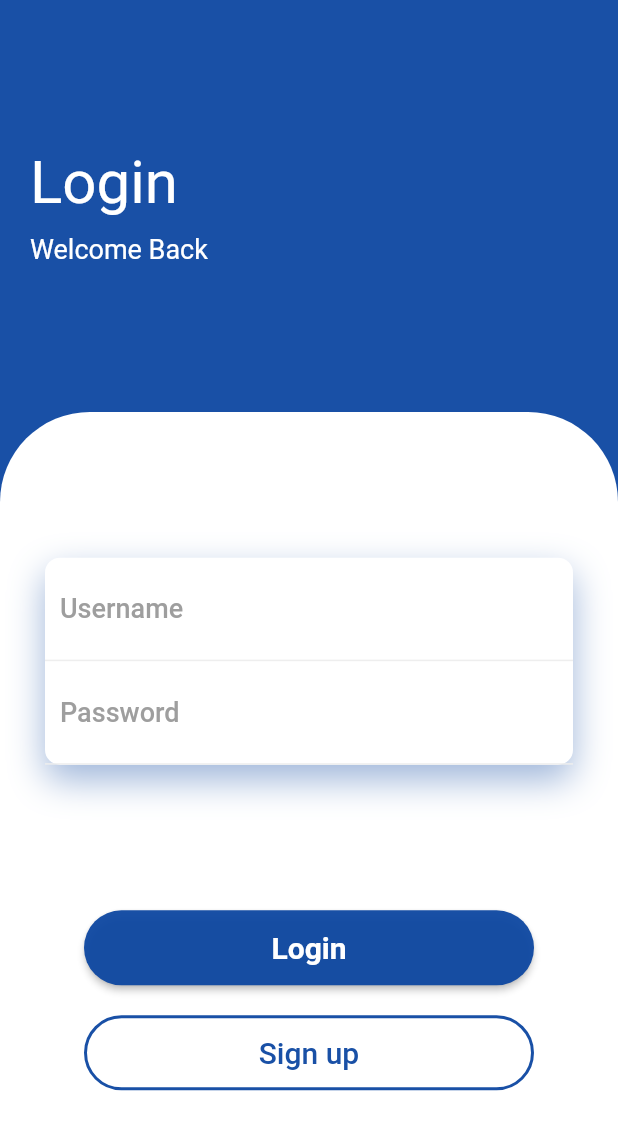
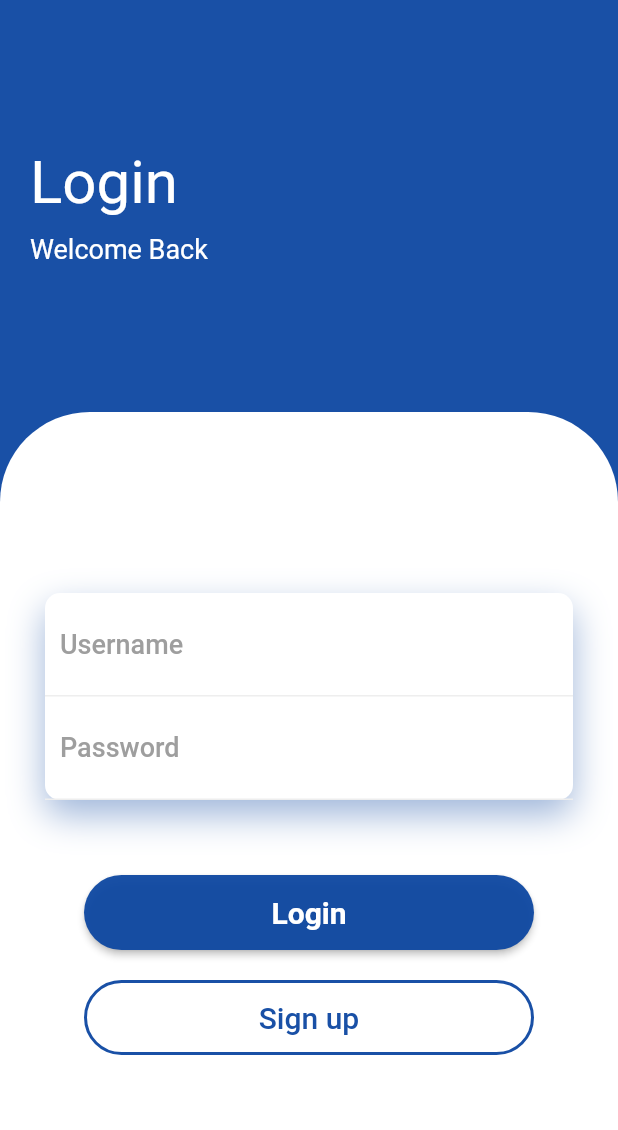
Before and after one commit to ShamilPP/Baitulmaal, a Flutter app: the LoginScreen screen opened directly, on a phone screen of 412 x 824 dp. Shown: the top 1130 px of the screen. Run offline on Flutter 3.47's test engine with Material 2 defaults, Android fonts, the phone set to English and light mode, and no system bars; drawn by our look-alikes of rounded_loading_button; our stand-ins replace cloud_firestore, firebase_core, flutter_spinkit, fluttertoast, numberpicker, percent_indicator and 1 more; accounts and stored records are empty; generated files the repository leaves out were written again.

Commit message:
login screen updated

```diff
--- a/lib/view/screens/admin/home_screen.dart
+++ b/lib/view/screens/admin/home_screen.dart
@@ -44,9 +44,9 @@ class AdminHomeScreen extends StatelessWidget {
               }),
 
               // text(Users List) and popupmenu
-              Row(
+              const Row(
                 mainAxisAlignment: MainAxisAlignment.spaceBetween,
-                children: const [
+                children: [
                   SlideAnimation(
                     child: Padding(
                       padding: EdgeInsets.all(20),
--- a/lib/view/screens/admin/request_screen.dart
+++ b/lib/view/screens/admin/request_screen.dart
@@ -33,9 +33,9 @@ class RequestScreen extends StatelessWidget {
                     if (adminProvider.paymentStatus == Status.loading) {
                       return const LoadingWidget();
                     } else {
-                      return Wrap(
+                      return const Wrap(
                         runAlignment: WrapAlignment.center,
-                        children: const [
+                        children: [
                           SlideAnimation(child: Center(child: Text("No Requests", style: TextStyle(fontSize: 25)))),
                         ],
                       );
--- a/lib/view/screens/login_screen.dart
+++ b/lib/view/screens/login_screen.dart
@@ -12,34 +12,29 @@ class LoginScreen extends StatelessWidget {
       backgroundColor: Colors.white,
       body: Container(
         color: primaryColor,
-        child: SingleChildScrollView(
         child: Column(
           crossAxisAlignment: CrossAxisAlignment.start,
           children: [
-              welcomeText(context),
-              LoginContainer(),
+            Expanded(flex: 1, child: welcomeText()),
+            const Expanded(flex: 2, child: LoginContainer()),
           ],
-          ),
         ),
       ),
     );
   }
 }
 
-Widget welcomeText(BuildContext context) {
-  return SizedBox(
-    height: MediaQuery.of(context).size.height - MediaQuery.of(context).size.height / 1.5,
-    child: Padding(
-      padding: const EdgeInsets.only(left: 20),
+Widget welcomeText() {
+  return const Padding(
+    padding: EdgeInsets.only(left: 20),
     child: Column(
       mainAxisAlignment: MainAxisAlignment.center,
       crossAxisAlignment: CrossAxisAlignment.start,
-        children: const <Widget>[
+      children: <Widget>[
         Text('Login', style: TextStyle(color: Colors.white, fontSize: 40)),
         SizedBox(height: 10),
         Text('Welcome Back', style: TextStyle(color: Colors.white, fontSize: 18)),
       ],
     ),
-    ),
   );
 }
--- a/lib/view/screens/user/home_screen.dart
+++ b/lib/view/screens/user/home_screen.dart
@@ -34,10 +34,10 @@ class UserHomeScreen extends StatelessWidget {
                   bottomRightAmount: '₹ ${analytics.pendingAmount}',
                   bottomRightText: 'Pending amount',
                 ),
-                Row(
+                const Row(
                   mainAxisAlignment: MainAxisAlignment.spaceBetween,
                   children: [
-                    const Padding(
+                    Padding(
                       padding: EdgeInsets.all(20),
                       child: SlideAnimation(
                         delay: 200,
--- a/lib/view/screens/user/profile_screen.dart
+++ b/lib/view/screens/user/profile_screen.dart
@@ -27,8 +27,8 @@ class ProfileScreen extends StatelessWidget {
               /// AppBar
               Container(
                 padding: const EdgeInsets.all(10),
-                child: Row(
-                  children: const [
+                child: const Row(
+                  children: [
                     CloseButton(),
                     SizedBox(width: 15),
                     Text(
--- /dev/null
+++ b/lib/view/widgets/general/fill_remaining_scroll_view.dart
@@ -0,0 +1,19 @@
+import 'package:flutter/material.dart';
+
+class FillRemainingScrollView extends StatelessWidget {
+  final Widget child;
+
+  const FillRemainingScrollView({super.key, required this.child});
+
+  @override
+  Widget build(BuildContext context) {
+    return CustomScrollView(
+      slivers: [
+        SliverFillRemaining(
+          hasScrollBody: false,
+          child: child,
+        ),
+      ],
+    );
+  }
+}
--- a/lib/view/widgets/screen/login/login_container.dart
+++ b/lib/view/widgets/screen/login/login_container.dart
@@ -1,3 +1,4 @@
+import 'package:baitulmaal/view/widgets/general/fill_remaining_scroll_view.dart';
 import 'package:flutter/material.dart';
 import 'package:provider/provider.dart';
 import 'package:rounded_loading_button/rounded_loading_button.dart';
@@ -22,15 +23,14 @@ class _LoginContainerState extends State<LoginContainer> {
 
   @override
   Widget build(BuildContext context) {
-    double height = MediaQuery.of(context).size.height / 1.5;
-    if (height < 400) height = 400;
     return Container(
-      height: height,
-      padding: const EdgeInsets.symmetric(horizontal: 30),
       decoration: const BoxDecoration(
           color: Colors.white, borderRadius: BorderRadius.only(topLeft: Radius.circular(60), topRight: Radius.circular(60))),
+      child: FillRemainingScrollView(
+        child: Padding(
+          padding: const EdgeInsets.symmetric(vertical: 20, horizontal: 30),
           child: Column(
-        mainAxisAlignment: MainAxisAlignment.spaceEvenly,
+            mainAxisAlignment: MainAxisAlignment.center,
             children: <Widget>[
               Container(
                 decoration: BoxDecoration(
@@ -53,6 +53,10 @@ class _LoginContainerState extends State<LoginContainer> {
                   ],
                 ),
               ),
+
+              // Space
+              const SizedBox(height: 50),
+
               Column(
                 children: [
                   // Login Button
@@ -93,6 +97,8 @@ class _LoginContainerState extends State<LoginContainer> {
               )
             ],
           ),
+        ),
+      ),
     );
   }
 
```
Also changed, not shown: lib/view/screens/splash_screen.dart (+4 -4 lines), pubspec.yaml (+4 -4 lines), pubspec.lock, 1 other file. Lines whose indentation alone changed are shown as unchanged.
